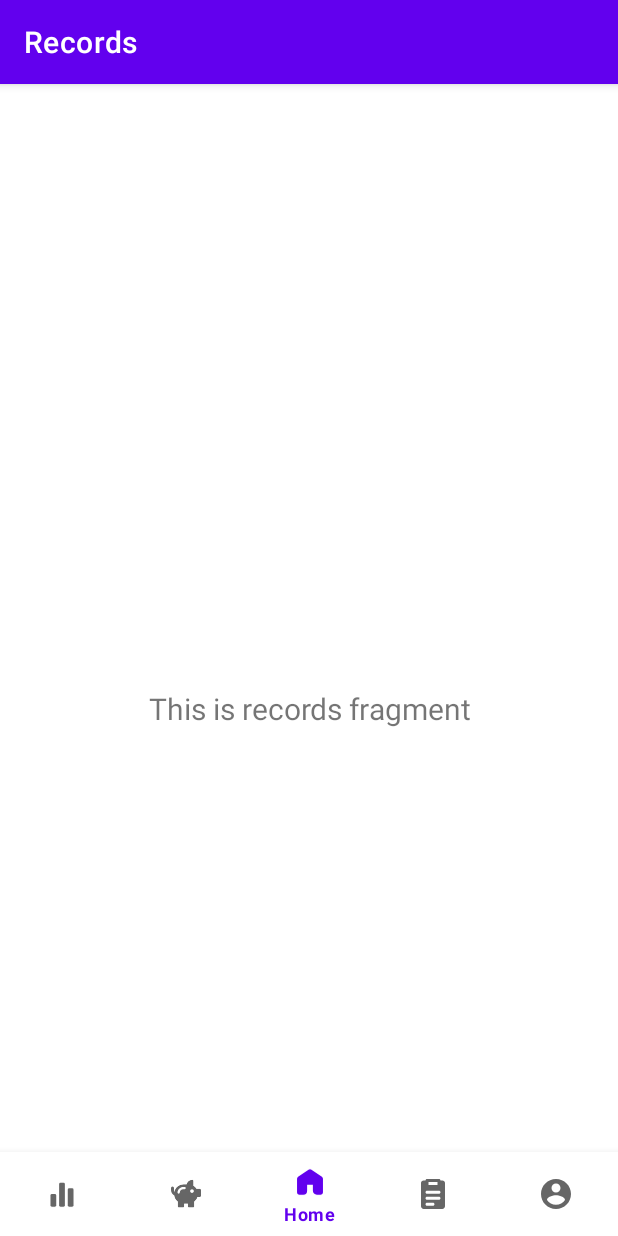
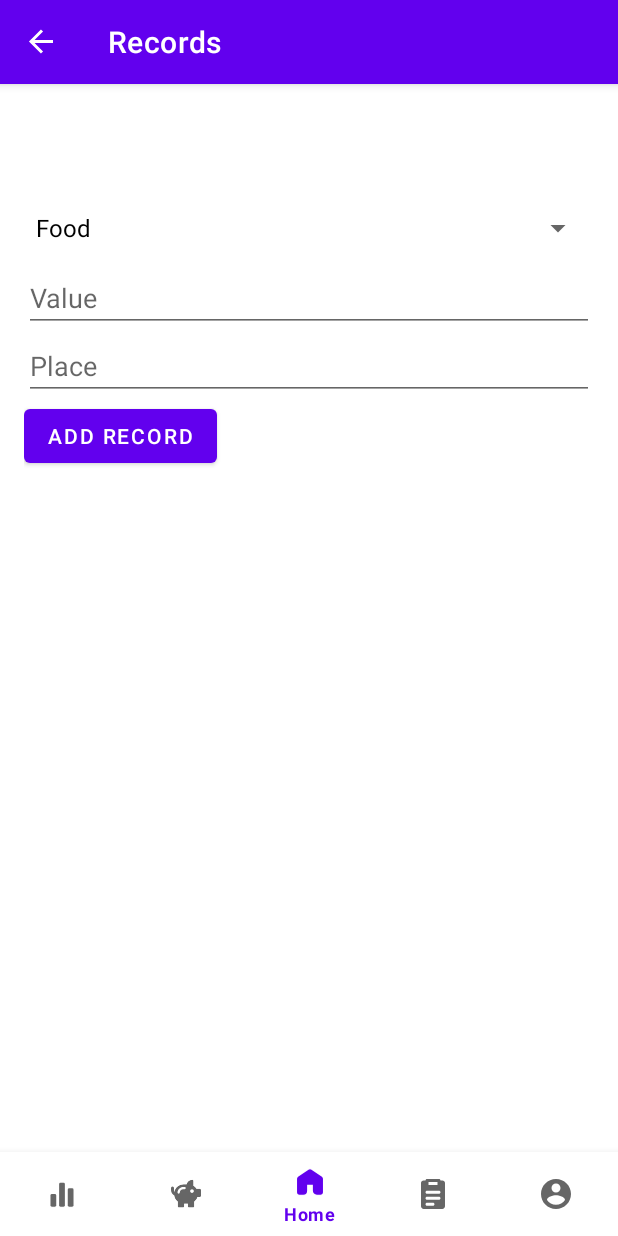
Before and after one commit to petrovoleh/Expense-tracker, an Android app: the RecordsFragment screen opened through its navigation route, item 3 of the bottom bar chosen, on a phone screen of 412 x 824 dp. Run offline under Robolectric (Android 15) with nearby library versions, the phone set to English and light mode, and no system bars; our stand-ins replace Room's generated code, navigation-ui; libraries missing offline, so code that uses them is left out: io.github.cdimascio.dotenv; pictures from the network do not load; 2 statements that could not run were skipped.

Commit message:
transactions creation functionality

```diff
--- a/src/client/app/build.gradle
+++ b/src/client/app/build.gradle
@@ -36,6 +36,10 @@ android {
 }
 
 dependencies {
+    implementation "org.jetbrains.kotlinx:kotlinx-coroutines-core:1.6.0"
+    implementation "org.jetbrains.kotlinx:kotlinx-coroutines-android:1.6.0"
+    implementation "androidx.room:room-runtime:2.6.1"
+    annotationProcessor "androidx.room:room-compiler:2.6.1"
     implementation 'com.squareup.okhttp3:okhttp:5.0.0-alpha.2'
     implementation 'io.github.cdimascio:dotenv-java:2.2.0'
     implementation 'androidx.appcompat:appcompat:1.6.1'
--- a/src/client/app/src/main/java/com/expensetracker/MainActivity.java
+++ b/src/client/app/src/main/java/com/expensetracker/MainActivity.java
@@ -2,6 +2,7 @@ package com.expensetracker;
 
 import android.os.Bundle;
 
+import com.expensetracker.data.AppDatabase;
 import com.google.android.material.bottomnavigation.BottomNavigationView;
 
 import androidx.appcompat.app.AppCompatActivity;
@@ -9,6 +10,7 @@ import androidx.navigation.NavController;
 import androidx.navigation.Navigation;
 import androidx.navigation.ui.AppBarConfiguration;
 import androidx.navigation.ui.NavigationUI;
+import androidx.room.Room;
 
 import com.expensetracker.databinding.ActivityMainBinding;
 
@@ -18,9 +20,12 @@ public class MainActivity extends AppCompatActivity {
 
     private ActivityMainBinding binding;
     public static String baseUrl;
+    private static AppDatabase database;
     @Override
     protected void onCreate(Bundle savedInstanceState) {
         super.onCreate(savedInstanceState);
+        database = Room.databaseBuilder(getApplicationContext(),
+                AppDatabase.class, "transaction-db").build();
         Dotenv dotenv = Dotenv.configure()
                 .directory("./assets")
                 .filename("env") // instead of '.env', use 'env'
@@ -39,5 +44,7 @@ public class MainActivity extends AppCompatActivity {
         NavigationUI.setupActionBarWithNavController(this, navController, appBarConfiguration);
         NavigationUI.setupWithNavController(binding.navView, navController);
     }
-
+    public static AppDatabase getDatabase() {
+        return database;
+    }
 }
--- /dev/null
+++ b/src/client/app/src/main/java/com/expensetracker/dao/TransactionDao.java
@@ -0,0 +1,17 @@
+package com.expensetracker.dao;
+import androidx.lifecycle.LiveData;
+import androidx.room.Dao;
+import androidx.room.Insert;
+import androidx.room.Query;
+
+import com.expensetracker.models.Transaction;
+
+import java.util.List;
+
+@Dao
+public interface TransactionDao {
+    @Insert
+    void insert(Transaction transaction);
+    @Query("SELECT * FROM transactions")
+    LiveData<List<Transaction>> getAllTransactions();
+}
--- /dev/null
+++ b/src/client/app/src/main/java/com/expensetracker/data/AppDatabase.java
@@ -0,0 +1,12 @@
+package com.expensetracker.data;
+
+import androidx.room.Database;
+import androidx.room.RoomDatabase;
+import com.expensetracker.models.Transaction;
+
+import com.expensetracker.dao.TransactionDao;
+
+@Database(entities = {Transaction.class}, version = 1)
+public abstract class AppDatabase extends RoomDatabase {
+    public abstract TransactionDao transactionDao();
+}
--- a/src/client/app/src/main/java/com/expensetracker/ui/records/RecordsFragment.java
+++ b/src/client/app/src/main/java/com/expensetracker/ui/records/RecordsFragment.java
@@ -4,34 +4,66 @@ import android.os.Bundle;
 import android.view.LayoutInflater;
 import android.view.View;
 import android.view.ViewGroup;
+import android.widget.ArrayAdapter;
+import android.widget.Button;
+import android.widget.EditText;
+import android.widget.Spinner;
 import android.widget.TextView;
 
 import androidx.annotation.NonNull;
 import androidx.fragment.app.Fragment;
 import androidx.lifecycle.ViewModelProvider;
+import androidx.navigation.NavController;
+import androidx.navigation.Navigation;
 
-import com.expensetracker.databinding.FragmentHomeBinding;
+import com.expensetracker.R;
 
 public class RecordsFragment extends Fragment {
 
-    private com.expensetracker.databinding.FragmentHomeBinding binding;
+    private RecordsViewModel recordsViewModel;
+    private EditText editTextValue;
+    private EditText editTextPlace;
 
     public View onCreateView(@NonNull LayoutInflater inflater,
                              ViewGroup container, Bundle savedInstanceState) {
-        RecordsViewModel homeViewModel =
+        recordsViewModel =
                 new ViewModelProvider(this).get(RecordsViewModel.class);
 
-        binding = com.expensetracker.databinding.FragmentHomeBinding.inflate(inflater, container, false);
-        View root = binding.getRoot();
+        View root = inflater.inflate(R.layout.fragment_records, container, false);
 
-        final TextView textView = binding.textHome;
-        homeViewModel.getText().observe(getViewLifecycleOwner(), textView::setText);
+        Spinner spinnerCategory = root.findViewById(R.id.spinnerCategory);
+        ArrayAdapter<String> adapter = new ArrayAdapter<>(requireContext(), android.R.layout.simple_spinner_dropdown_item, recordsViewModel.getCategories());
+        spinnerCategory.setAdapter(adapter);
+
+        editTextValue = root.findViewById(R.id.editTextValue);
+        editTextPlace = root.findViewById(R.id.editTextPlace);
+
+        Button buttonAddRecord = root.findViewById(R.id.buttonAddRecord);
+        buttonAddRecord.setOnClickListener(view -> {
+            String category = spinnerCategory.getSelectedItem().toString();
+            String valueText = editTextValue.getText().toString().trim();
+            String place = editTextPlace.getText().toString().trim();
+
+            TextView textViewError = root.findViewById(R.id.textHome);
+            // Check if any of the values is null or empty
+            if (category.isEmpty() || valueText.isEmpty() || place.isEmpty()) {
+                textViewError.setText("Please fill in all fields");
+                return;
+            }
+
+            // Convert value to double if it's not empty
+            double value = Double.parseDouble(valueText);
+
+            // Call the method in ViewModel to add the transaction
+            recordsViewModel.addTransaction(category, value, place);
+            // Получаем NavController из главной активности
+            NavController navController = Navigation.findNavController(requireActivity(), R.id.nav_host_fragment_activity_main);
+
+            // Навигация к навигационному пункту signup
+            navController.navigate(R.id.navigation_records);
+        });
+
         return root;
     }
 
-    @Override
-    public void onDestroyView() {
-        super.onDestroyView();
-        binding = null;
-    }
 }
--- a/src/client/app/src/main/java/com/expensetracker/ui/records/RecordsViewModel.java
+++ b/src/client/app/src/main/java/com/expensetracker/ui/records/RecordsViewModel.java
@@ -1,19 +1,55 @@
 package com.expensetracker.ui.records;
+
+import android.os.AsyncTask;
+import android.util.Log;
 
 import androidx.lifecycle.LiveData;
 import androidx.lifecycle.MutableLiveData;
 import androidx.lifecycle.ViewModel;
 
+import com.expensetracker.models.Transaction;
+import com.expensetracker.dao.TransactionDao;
+import com.expensetracker.data.AppDatabase;
+import com.expensetracker.MainActivity;
+
+import kotlinx.coroutines.Dispatchers;
+import kotlinx.coroutines.GlobalScope;
+
 public class RecordsViewModel extends ViewModel {
 
-    private final MutableLiveData<String> mText;
+    private final MutableLiveData<Transaction> mTransaction = new MutableLiveData<>();
+    private final TransactionDao transactionDao;
+    private final String[] categories = {"Food", "Transportation", "Entertainment", "Shopping", "Bills", "Others"};
 
+    public String[] getCategories() {
+        return categories;
+    }
     public RecordsViewModel() {
-        mText = new MutableLiveData<>();
-        mText.setValue("This is records fragment");
+        super();
+        AppDatabase database = MainActivity.getDatabase();
+        transactionDao = database.transactionDao();
     }
 
-    public LiveData<String> getText() {
-        return mText;
+    public LiveData<Transaction> getTransaction() {
+        return mTransaction;
     }
+
+    public void addTransaction(String category, double value, String place) {
+        Transaction transaction = new Transaction(category, value, place);
+
+        // Perform database operation asynchronously using AsyncTask
+        new InsertTransactionTask().execute(transaction);
+
+        // Log the details of the new transaction
+        Log.println(Log.INFO, "New Transaction", "Category: " + category + ", Value: " + value + ", Place: " + place);
+    }
+
+    private class InsertTransactionTask extends AsyncTask<Transaction, Void, Void> {
+        @Override
+        protected Void doInBackground(Transaction... transactions) {
+            transactionDao.insert(transactions[0]);
+            return null;
+        }
+    }
+
 }
--- a/src/client/app/src/main/java/com/expensetracker/ui/signin/SignInFragment.java
+++ b/src/client/app/src/main/java/com/expensetracker/ui/signin/SignInFragment.java
@@ -1,6 +1,5 @@
 package com.expensetracker.ui.signin;
 
-import static androidx.core.content.ContextCompat.getSystemService;
 
 import android.content.Context;
 import android.os.Bundle;
@@ -160,6 +159,7 @@ public class SignInFragment extends Fragment {
             }
         });
     }
+
     @Override
     public void onDestroyView() {
         super.onDestroyView();
--- a/src/client/app/src/main/res/layout/fragment_records.xml
+++ b/src/client/app/src/main/res/layout/fragment_records.xml
@@ -1,22 +1,39 @@
-<?xml version="1.0" encoding="utf-8"?>
-<androidx.constraintlayout.widget.ConstraintLayout xmlns:android="http://schemas.android.com/apk/res/android"
-    xmlns:app="http://schemas.android.com/apk/res-auto"
+<LinearLayout xmlns:android="http://schemas.android.com/apk/res/android"
     xmlns:tools="http://schemas.android.com/tools"
     android:layout_width="match_parent"
     android:layout_height="match_parent"
-    tools:context=".ui.home.HomeFragment">
+    android:orientation="vertical"
+    android:padding="16dp"
+    tools:context=".ui.records.RecordsFragment">
+
+    <Spinner
+        android:id="@+id/spinnerCategory"
+        android:layout_width="match_parent"
+        android:layout_height="wrap_content"/>
+
+    <EditText
+        android:id="@+id/editTextValue"
+        android:layout_width="match_parent"
+        android:layout_height="wrap_content"
+        android:hint="Value"
+        android:inputType="numberDecimal"/>
+
+    <EditText
+        android:id="@+id/editTextPlace"
+        android:layout_width="match_parent"
+        android:layout_height="wrap_content"
+        android:hint="Place"/>
+
+    <Button
+        android:id="@+id/buttonAddRecord"
+        android:layout_width="wrap_content"
+        android:layout_height="wrap_content"
+        android:text="Add Record" />
 
     <TextView
-        android:id="@+id/text_home"
-        android:layout_width="match_parent"
+        android:id="@+id/textHome"
+        android:layout_width="wrap_content"
         android:layout_height="wrap_content"
-        android:layout_marginStart="8dp"
-        android:layout_marginTop="8dp"
-        android:layout_marginEnd="8dp"
-        android:textAlignment="center"
-        android:textSize="20sp"
-        app:layout_constraintBottom_toBottomOf="parent"
-        app:layout_constraintEnd_toEndOf="parent"
-        app:layout_constraintStart_toStartOf="parent"
-        app:layout_constraintTop_toTopOf="parent" />
-</androidx.constraintlayout.widget.ConstraintLayout>
+        android:layout_marginTop="24dp"
+        android:text="" />
+</LinearLayout>
--- a/src/client/app/src/main/res/navigation/mobile_navigation.xml
+++ b/src/client/app/src/main/res/navigation/mobile_navigation.xml
@@ -29,6 +29,11 @@
 
     <fragment
         android:id="@+id/navigation_records"
+        android:name="com.expensetracker.ui.records.RecordsListFragment"
+        android:label="@string/title_records"
+        tools:layout="@layout/fragment_records_list" />
+    <fragment
+        android:id="@+id/navigation_new_record"
         android:name="com.expensetracker.ui.records.RecordsFragment"
         android:label="@string/title_records"
         tools:layout="@layout/fragment_records" />
--- /dev/null
+++ b/src/webserver/src/main/java/org/expencetracker/webserver/component/controller/TransactionController.java
@@ -0,0 +1,4 @@
+package org.expencetracker.webserver.component.controller;
+
+public class TransactionController {
+}
```
Also changed, not shown: src/client/app/src/main/java/com/expensetracker/models/Transaction.java (added, +58 -0 lines), src/client/app/src/main/java/com/expensetracker/models/TransactionAdapter.java (added, +53 -0 lines), src/client/app/src/main/java/com/expensetracker/ui/profile/ProfileFragment.java (+29 -0 lines), src/client/app/src/main/java/com/expensetracker/ui/records/RecordsListFragment.java (added, +60 -0 lines), src/client/app/src/main/java/com/expensetracker/ui/records/RecordsListViewModel.java (added, +32 -0 lines), src/client/app/src/main/res/layout/fragment_records_list.xml (added, +29 -0 lines), src/client/app/src/main/res/layout/item_transaction.xml (added, +7 -0 lines), src/webserver/src/main/java/org/expencetracker/webserver/component/models/Transaction.java (added, +77 -0 lines), 2 other files.
